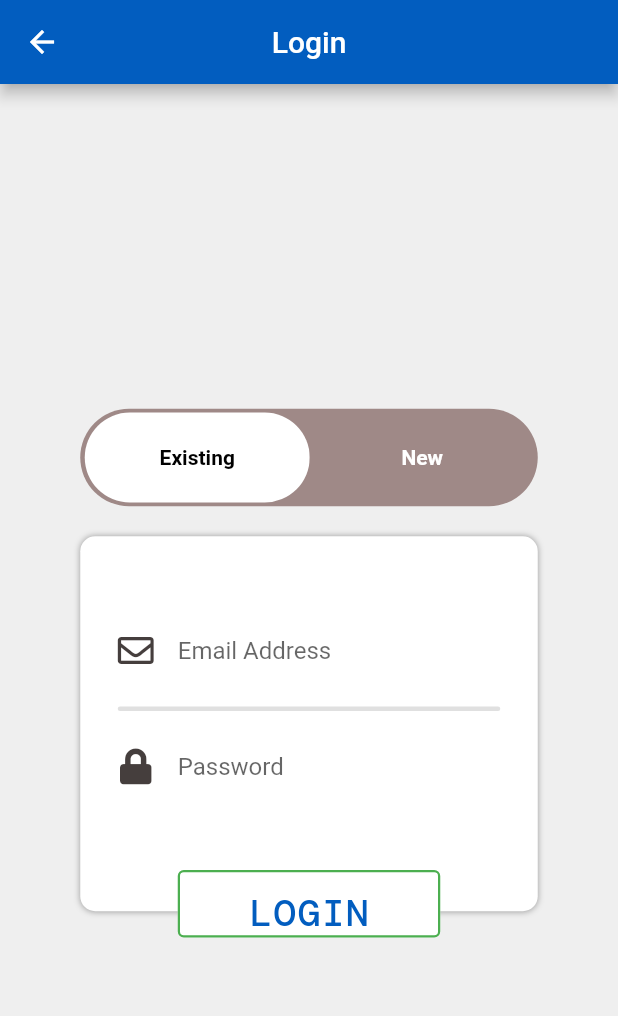
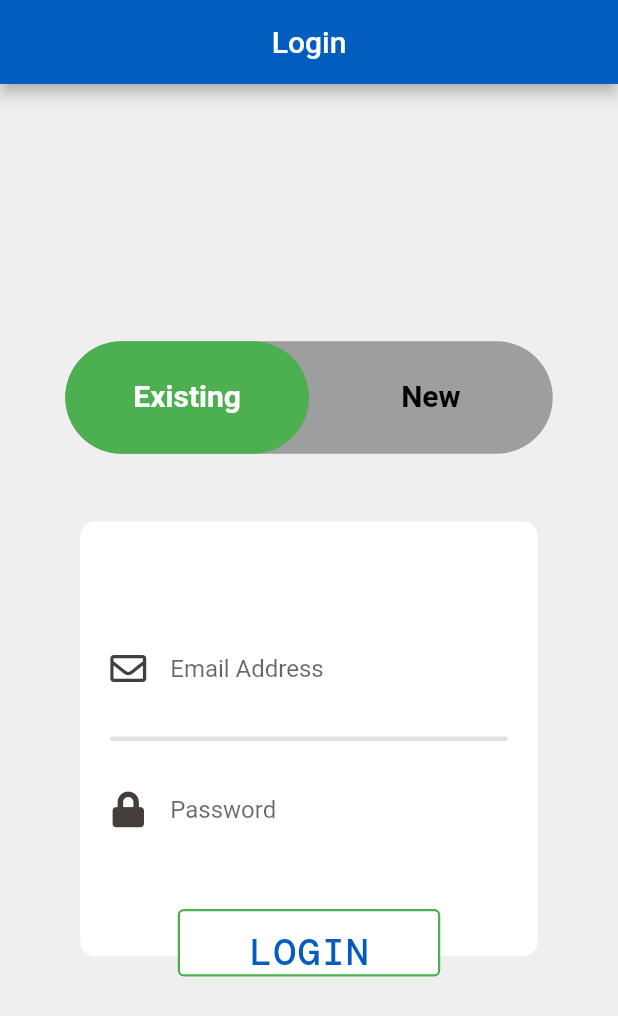
Before and after one commit to Suramack/Project_Reconnect, a Flutter app: the Login screen opened directly, on a phone screen of 412 x 824 dp. Shown: the top 1016 px of the screen. Run offline on Flutter 3.47's test engine with Material 2 defaults, Android fonts, the phone set to English and light mode, and no system bars; our stand-ins replace font_awesome_flutter.

Commit message:
toggleButton of Login changed to TabBar

```diff
--- a/lib/custom_widgets/custom_toggle_button.dart
+++ b/lib/custom_widgets/custom_toggle_button.dart
@@ -1,7 +1,7 @@
+import 'package:flutter/cupertino.dart';
 import 'package:flutter/material.dart';
 import 'package:font_awesome_flutter/font_awesome_flutter.dart';
-// import 'package:reconnect/methods/switch_method.dart';
-// import 'package:reconnect/methods/default_variables.dart';
+import 'package:reconnect/methods/default_variables.dart';
 
 class CustomToggleButton extends StatefulWidget {
   const CustomToggleButton({Key? key}) : super(key: key);
@@ -10,88 +10,97 @@ class CustomToggleButton extends StatefulWidget {
   _CustomToggleButtonState createState() => _CustomToggleButtonState();
 }
 
-class _CustomToggleButtonState extends State<CustomToggleButton> {
+class _CustomToggleButtonState extends State<CustomToggleButton>
+    with SingleTickerProviderStateMixin {
+  TabController? _tabController;
+
   bool existingUser = true;
 
-  final List<bool> _toggleButtonSelected = <bool>[
-    true,
-    false,
-  ];
+  @override
+  void initState() {
+    super.initState();
+    _tabController = TabController(length: 2, vsync: this, initialIndex: 0);
+    _tabController?.addListener(() {
+      setState(() {});
+    });
+  }
+
+  bool _setActiveTabIndex() {
+    if (_tabController?.index == null) {
+      print('null');
+      return existingUser;
+    } else if (_tabController?.index == 1) {
+      print('1');
+
+      return !existingUser;
+    } else {
+      print('0');
+
+      return existingUser;
+    }
+  }
+
   @override
   Widget build(BuildContext context) {
     return Column(
       children: [
-        Column(
-          children: [
         Container(
-              width: 305,
-              height: 65,
+          width: 325,
+          height: 75,
           decoration: BoxDecoration(
-                color: const Color(0xff9f8987),
-                borderRadius: BorderRadius.circular(100),
+              color: Colors.grey, borderRadius: BorderRadius.circular(100)),
+          child: TabBar(
+            indicator: BoxDecoration(
+              borderRadius: BorderRadius.circular(40),
+              color: Colors.green,
             ),
-              //Toggle button for User Login
-              child: ToggleButtons(
-                children: [
-                  //Toggle button 1
+            controller: _tabController,
+            tabs: [
               Container(
-                    margin: const EdgeInsets.only(left: 3),
-                    width: 150,
-                    height: 60,
+                width: 130,
+                height: 50,
                 alignment: Alignment.center,
-                    decoration: BoxDecoration(
-                      color: existingUser ? Colors.white : Colors.transparent,
-                      borderRadius: BorderRadius.circular(100),
-                    ),
                 child: Text(
                   'Existing',
                   style: TextStyle(
-                          color: existingUser ? Colors.black : Colors.white,
-                          fontWeight: FontWeight.bold),
+                      fontSize: 20,
+                      fontWeight: FontWeight.bold,
+                      color: _tabController?.index == 0
+                          ? Colors.white
+                          : Colors.black),
                 ),
               ),
-                  //Toggle button 2
               Container(
-                    width: 150,
-                    height: 60,
-                    decoration: BoxDecoration(
-                      borderRadius: BorderRadius.circular(100),
-                      color: existingUser ? Colors.transparent : Colors.white,
-                    ),
+                width: 130,
+                height: 50,
                 alignment: Alignment.center,
                 child: Text(
                   'New',
                   style: TextStyle(
-                        color: existingUser ? Colors.white : Colors.black,
+                      fontSize: 20,
                       fontWeight: FontWeight.bold,
-                      ),
+                      color: _tabController?.index == 1
+                          ? Colors.white
+                          : Colors.black),
                 ),
               ),
             ],
-                onPressed: (int index) {
-                  setState(
-                    () {
-                      existingUser = !existingUser;
-                    },
-                  );
-                },
-                isSelected: _toggleButtonSelected,
-                renderBorder: false,
-                splashColor: Colors.transparent,
-                borderRadius: BorderRadius.circular(100),
-                selectedColor: Colors.transparent,
-                fillColor: Colors.transparent,
           ),
         ),
-            const SizedBox(
-              height: 20,
+        Container(
+          width: 305,
+          height: 350,
+          decoration: BoxDecoration(
+            borderRadius: BorderRadius.circular(10),
           ),
-            //LogIn Fields
-            existingUser
-                ? getExistingUserDetailsDesign()
-                : getNewUserDetailsDesign(),
+          child: TabBarView(
+            controller: _tabController,
+            children: [
+              getExistingUserDetailsDesign(),
+              getNewUserDetailsDesign(),
             ],
           ),
+        )
       ],
     );
   }
@@ -99,27 +108,27 @@ class _CustomToggleButtonState extends State<CustomToggleButton> {
 //Existing user details design
 
   Widget getExistingUserDetailsDesign() {
-    return Container(
+    return Stack(
+      alignment: Alignment.bottomCenter,
+      children: [
+        Container(
+          margin: const EdgeInsets.only(bottom: 15),
           width: 305,
-      height: 250,
+          height: 290,
           decoration: BoxDecoration(
             color: Colors.white,
             borderRadius: BorderRadius.circular(10),
-        boxShadow: const [
-          BoxShadow(blurRadius: 3, color: Colors.grey),
-        ],
           ),
           child: Container(
-        padding: const EdgeInsets.all(25),
+            padding: const EdgeInsets.all(20),
             child: Column(
               mainAxisAlignment: MainAxisAlignment.center,
               children: [
                 SizedBox(
                   width: 305,
-              height: 152,
+                  height: 142,
                   child: Column(
                     children: [
-                  const Spacer(),
                       const TextField(
                         decoration: InputDecoration(
                             hintText: 'Email Address',
@@ -148,34 +157,26 @@ class _CustomToggleButtonState extends State<CustomToggleButton> {
                             ),
                             border: InputBorder.none),
                       ),
-                  const Spacer(),
                     ],
                   ),
                 ),
-            SizedBox(
-              width: 100,
-              height: 20,
-              child: Stack(
-                alignment: AlignmentDirectional.bottomCenter,
-                clipBehavior: Clip.none,
-                children: [
+              ],
+            ),
+          ),
+        ),
         Positioned(
-                    top: 30,
           child: OutlinedButton(
             style: ButtonStyle(
-                        backgroundColor:
-                            MaterialStateProperty.all<Color>(Colors.white),
+              backgroundColor: MaterialStateProperty.all<Color>(Colors.white),
               alignment: Alignment.bottomCenter,
-                        shadowColor:
-                            MaterialStateProperty.all<Color>(Colors.grey),
+              shadowColor: MaterialStateProperty.all<Color>(Colors.grey),
               side: MaterialStateProperty.all<BorderSide>(
                   const BorderSide(color: Colors.green, width: 1.5)),
-                        foregroundColor: MaterialStateProperty.all<Color>(
-                            const Color(0xff025dbf)),
-                        fixedSize: MaterialStateProperty.all<Size>(
-                            const Size.fromWidth(150)),
-                        minimumSize: MaterialStateProperty.all<Size>(
-                            const Size(175, 45)),
+              foregroundColor:
+                  MaterialStateProperty.all<Color>(const Color(0xff025dbf)),
+              fixedSize:
+                  MaterialStateProperty.all<Size>(const Size.fromWidth(150)),
+              minimumSize: MaterialStateProperty.all<Size>(const Size(175, 45)),
               textStyle: MaterialStateProperty.all<TextStyle>(
                 const TextStyle(
                   fontSize: 25,
@@ -189,11 +190,6 @@ class _CustomToggleButtonState extends State<CustomToggleButton> {
           ),
         ),
       ],
-              ),
-            )
-          ],
-        ),
-      ),
     );
   }
 
--- a/lib/main.dart
+++ b/lib/main.dart
@@ -18,7 +18,7 @@ class MyApp extends StatelessWidget {
           scaffoldBackgroundColor: const Color(0xFFEFEFEF),
           appBarTheme: const AppBarTheme(
               backgroundColor: Color(0xff025dbf), centerTitle: true)),
-      home: const Sstack(),
+      home: const Login(),
     );
   }
 }
--- a/lib/test_widget.dart
+++ b/lib/test_widget.dart
@@ -31,13 +31,13 @@ class _SstackState extends State<Sstack> with SingleTickerProviderStateMixin {
               Text('hi'),
             ],
           ),
-          Expanded(
-            child: TabBarView(controller: tabController, children: const [
-              Text('data'),
-              Text('data'),
-              Text('data'),
-            ]),
-          )
+          // Expanded(
+          //   child: TabBarView(controller: tabController, children: const [
+          //     Text('data'),
+          //     Text('data'),
+          //     Text('data'),
+          //   ]),
+          // )
         ],
       ),
     ));
```
Lines whose indentation alone changed are shown as unchanged.
